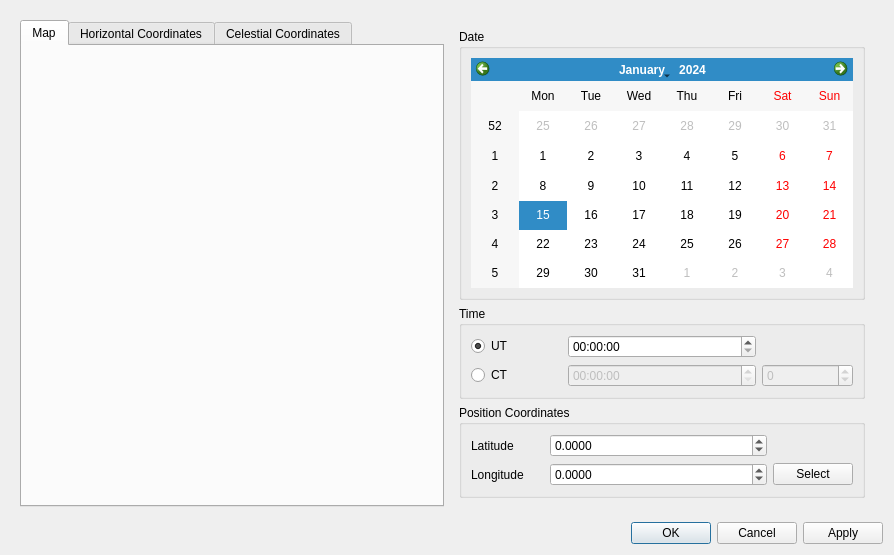
Qt form TonatiuhProject/src/source/gui/sunpositioncalculatordialog.ui (iat-cener/tonatiuh) before a commit.
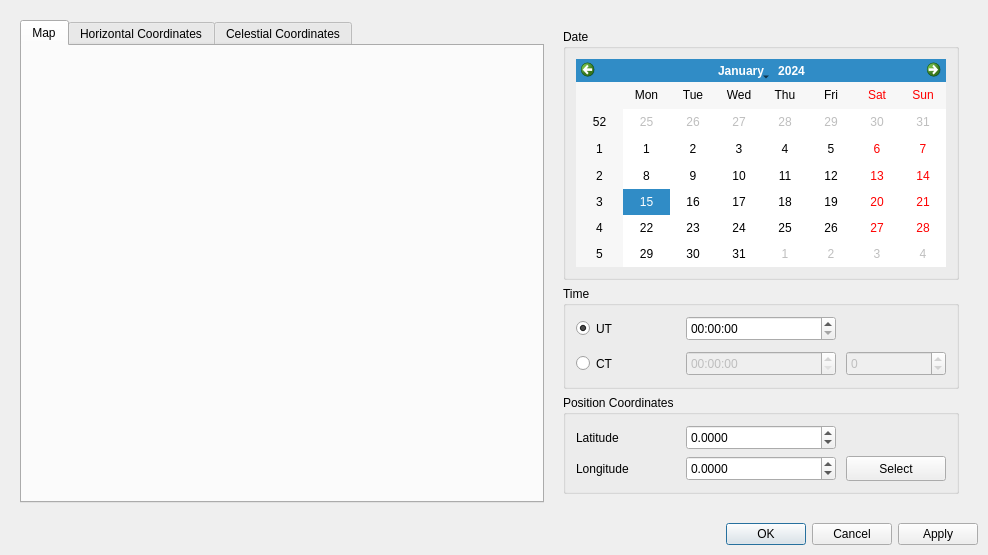
The same form after that commit. Custom widgets are drawn as their Qt base class.

Commit message: MapDialog errors solved. When the user selects a location in the map as home, the home location coordinates are updated in the windows left side.

What changed in the file:
```diff
--- a/TonatiuhProject/src/source/gui/sunpositioncalculatordialog.ui
+++ b/TonatiuhProject/src/source/gui/sunpositioncalculatordialog.ui
@@ -6,7 +6,7 @@
    <rect>
     <x>0</x>
     <y>0</y>
-    <width>894</width>
+    <width>966</width>
     <height>555</height>
    </rect>
   </property>
@@ -14,9 +14,21 @@
    <string>Sun Position Calculator</string>
   </property>
   <layout class="QVBoxLayout" name="verticalLayout_2">
+   <property name="spacing">
+    <number>10</number>
+   </property>
+   <property name="margin">
+    <number>10</number>
+   </property>
    <item>
     <widget class="QWidget" name="widget" native="true">
      <layout class="QHBoxLayout" name="horizontalLayout">
+      <property name="spacing">
+       <number>10</number>
+      </property>
+      <property name="margin">
+       <number>10</number>
+      </property>
       <item>
        <widget class="QTabWidget" name="viewTab">
         <property name="currentIndex">
@@ -27,8 +39,33 @@
           <string>Map</string>
          </attribute>
          <layout class="QVBoxLayout" name="verticalLayout_4">
+          <property name="spacing">
+           <number>10</number>
+          </property>
+          <property name="margin">
+           <number>10</number>
+          </property>
           <item>
-           <widget class="WorldMap" name="worldMap" native="true"/>
+           <widget class="WorldMap" name="worldMap" native="true">
+            <property name="sizePolicy">
+             <sizepolicy hsizetype="Fixed" vsizetype="Preferred">
+              <horstretch>0</horstretch>
+              <verstretch>0</verstretch>
+             </sizepolicy>
+            </property>
+            <property name="minimumSize">
+             <size>
+              <width>500</width>
+              <height>0</height>
+             </size>
+            </property>
+            <property name="maximumSize">
+             <size>
+              <width>500</width>
+              <height>16777215</height>
+             </size>
+            </property>
+           </widget>
           </item>
          </layout>
         </widget>
@@ -65,8 +102,21 @@
             <string>Date</string>
            </property>
            <layout class="QVBoxLayout" name="verticalLayout_3">
+            <property name="spacing">
+             <number>10</number>
+            </property>
+            <property name="margin">
+             <number>10</number>
+            </property>
             <item>
-             <widget class="QCalendarWidget" name="calendarWidget"/>
+             <widget class="QCalendarWidget" name="calendarWidget">
+              <property name="maximumSize">
+               <size>
+                <width>16777215</width>
+                <height>300</height>
+               </size>
+              </property>
+             </widget>
             </item>
            </layout>
           </widget>
@@ -77,8 +127,20 @@
             <string>Time</string>
            </property>
            <layout class="QGridLayout" name="gridLayout">
+            <property name="margin">
+             <number>10</number>
+            </property>
+            <property name="spacing">
+             <number>10</number>
+            </property>
             <item row="0" column="0">
              <widget class="QRadioButton" name="utRadio">
+              <property name="minimumSize">
+               <size>
+                <width>100</width>
+                <height>25</height>
+               </size>
+              </property>
               <property name="text">
                <string>UT</string>
               </property>
@@ -89,6 +151,12 @@
             </item>
             <item row="2" column="0">
              <widget class="QRadioButton" name="ctRatio">
+              <property name="minimumSize">
+               <size>
+                <width>100</width>
+                <height>25</height>
+               </size>
+              </property>
               <property name="text">
                <string>CT</string>
               </property>
@@ -99,6 +167,12 @@
               <property name="enabled">
                <bool>false</bool>
               </property>
+              <property name="minimumSize">
+               <size>
+                <width>150</width>
+                <height>25</height>
+               </size>
+              </property>
               <property name="currentSectionIndex">
                <number>0</number>
               </property>
@@ -112,6 +186,12 @@
               <property name="enabled">
                <bool>false</bool>
               </property>
+              <property name="minimumSize">
+               <size>
+                <width>100</width>
+                <height>25</height>
+               </size>
+              </property>
               <property name="minimum">
                <number>-12</number>
               </property>
@@ -121,7 +201,14 @@
              </widget>
             </item>
             <item row="0" column="1" colspan="2">
-             <widget class="QTimeEdit" name="utTime"/>
+             <widget class="QTimeEdit" name="utTime">
+              <property name="minimumSize">
+               <size>
+                <width>150</width>
+                <height>25</height>
+               </size>
+              </property>
+             </widget>
             </item>
            </layout>
           </widget>
@@ -132,8 +219,20 @@
             <string>Position Coordinates</string>
            </property>
            <layout class="QGridLayout" name="gridLayout_2">
+            <property name="horizontalSpacing">
+             <number>10</number>
+            </property>
+            <property name="margin">
+             <number>10</number>
+            </property>
             <item row="0" column="0">
              <widget class="QLabel" name="latitudeLabel">
+              <property name="minimumSize">
+               <size>
+                <width>100</width>
+                <height>25</height>
+               </size>
+              </property>
               <property name="text">
                <string>Latitude</string>
               </property>
@@ -141,6 +240,12 @@
             </item>
             <item row="1" column="0">
              <widget class="QLabel" name="longitudeLabel">
+              <property name="minimumSize">
+               <size>
+                <width>100</width>
+                <height>25</height>
+               </size>
+              </property>
               <property name="text">
                <string>Longitude</string>
               </property>
@@ -148,6 +253,12 @@
             </item>
             <item row="0" column="1" colspan="3">
              <widget class="QDoubleSpinBox" name="latitudeSpin">
+              <property name="minimumSize">
+               <size>
+                <width>150</width>
+                <height>25</height>
+               </size>
+              </property>
               <property name="decimals">
                <number>4</number>
               </property>
@@ -161,6 +272,12 @@
             </item>
             <item row="1" column="1" colspan="3">
              <widget class="QDoubleSpinBox" name="longitudeSpin">
+              <property name="minimumSize">
+               <size>
+                <width>150</width>
+                <height>25</height>
+               </size>
+              </property>
               <property name="decimals">
                <number>4</number>
               </property>
@@ -174,6 +291,12 @@
             </item>
             <item row="1" column="4">
              <widget class="QPushButton" name="selectButton">
+              <property name="minimumSize">
+               <size>
+                <width>100</width>
+                <height>25</height>
+               </size>
+              </property>
               <property name="text">
                <string>Select</string>
               </property>
```
The commit also changes 6 other files.
